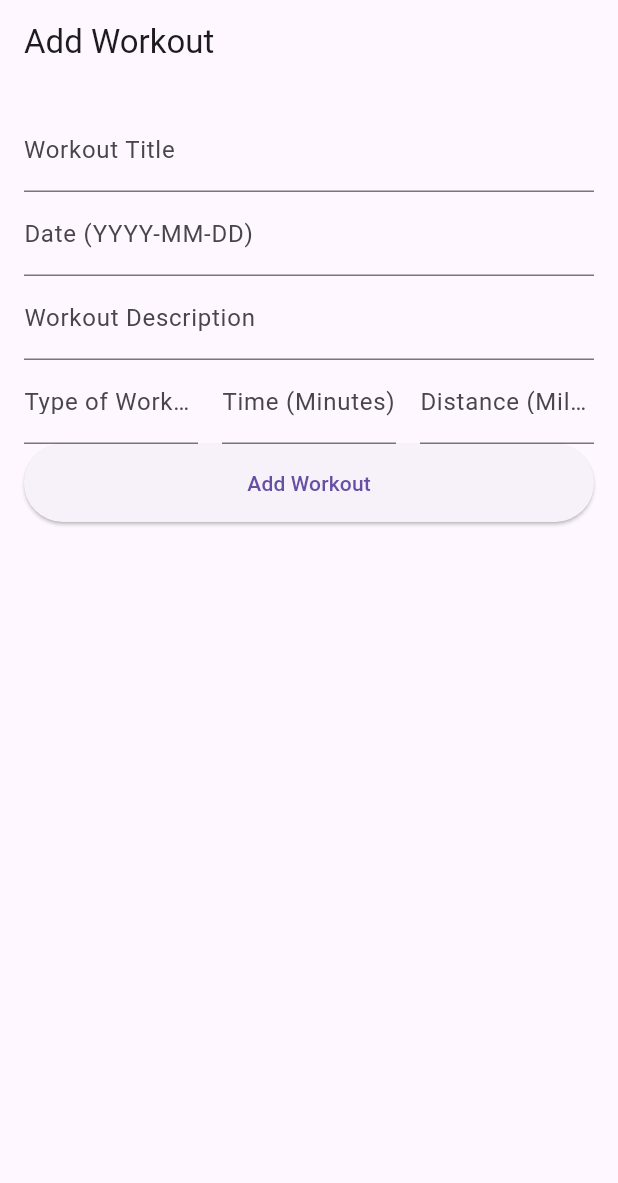
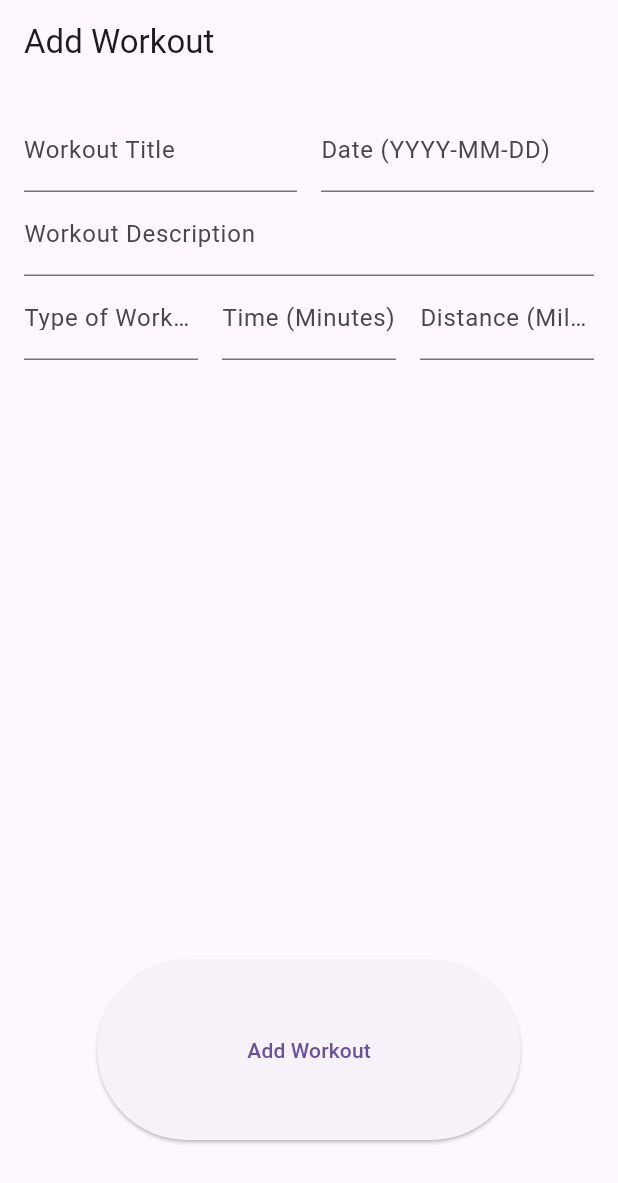
Before and after one commit to marcsaffold17/GetFitApp, a Flutter app: the screen it shows after launch, on a phone screen of 412 x 824 dp. Shown: the top 1183 px of the screen. Run offline on Flutter 3.47's test engine with Material 3 defaults, Android fonts, the phone set to English and light mode, and no system bars; our stand-ins replace cloud_firestore, firebase_core; accounts and stored records are empty.

Commit message:
progress on ui updating

```diff
--- a/get_fit_app/lib/view/insert_workout_view.dart
+++ b/get_fit_app/lib/view/insert_workout_view.dart
@@ -60,7 +60,10 @@ class _WorkoutEntryScreenState extends State<WorkoutEntryScreen> implements Work
           padding: EdgeInsets.all(16.0),
           child: Column(
             children: [
-              TextFormField(
+              Row(
+                children:[
+                  Expanded(
+                    child: TextFormField(
                       controller: _titleController,
                       decoration: InputDecoration(
                         labelText: 'Workout Title',
@@ -69,18 +72,25 @@ class _WorkoutEntryScreenState extends State<WorkoutEntryScreen> implements Work
                       keyboardType: TextInputType.text,
                       textAlign: TextAlign.center,
                     ),
-              TextFormField(
+                  ),
+                  SizedBox(width: 16.0),
+                  Expanded(
+                    child: TextFormField(
                       controller: _dayController,
                       decoration: InputDecoration(
                         labelText: 'Date (YYYY-MM-DD)',
                         floatingLabelAlignment: FloatingLabelAlignment.start,
                       ),
                       keyboardType: TextInputType.datetime,
+                    ),
+                  ),
+                ]
+              ),
 
-              ),
               TextFormField(
                 controller: _descriptionController,
                 decoration: InputDecoration(labelText: 'Workout Description'),
+                keyboardType: TextInputType.text,
               ),
 
               Row(
@@ -100,7 +110,7 @@ class _WorkoutEntryScreenState extends State<WorkoutEntryScreen> implements Work
                       keyboardType: TextInputType.number,
                     ),
                   ),
-                  SizedBox(width: 16.0), // Add some spacing between the fields
+                  SizedBox(width: 16.0),
                   Expanded(
                     child: TextFormField(
                       controller: _distanceController,
@@ -110,7 +120,7 @@ class _WorkoutEntryScreenState extends State<WorkoutEntryScreen> implements Work
                   ),
                 ],
               ),
-
+              SizedBox(height: 400.0),
               ElevatedButton(
                 onPressed: () {
                   if (_formKey.currentState!.validate()) {
@@ -129,8 +139,7 @@ class _WorkoutEntryScreenState extends State<WorkoutEntryScreen> implements Work
                   }
                 },
                 style: ElevatedButton.styleFrom(
-                  minimumSize: Size(double.infinity, 50),
-                  padding: EdgeInsets.symmetric(horizontal: 16.0, vertical: 16.0),
+                  padding: EdgeInsets.symmetric(horizontal: 100.0, vertical: 50.0),
                 ),
                 child: Text('Add Workout'),
               ),
```
Lines whose indentation alone changed are shown as unchanged.
